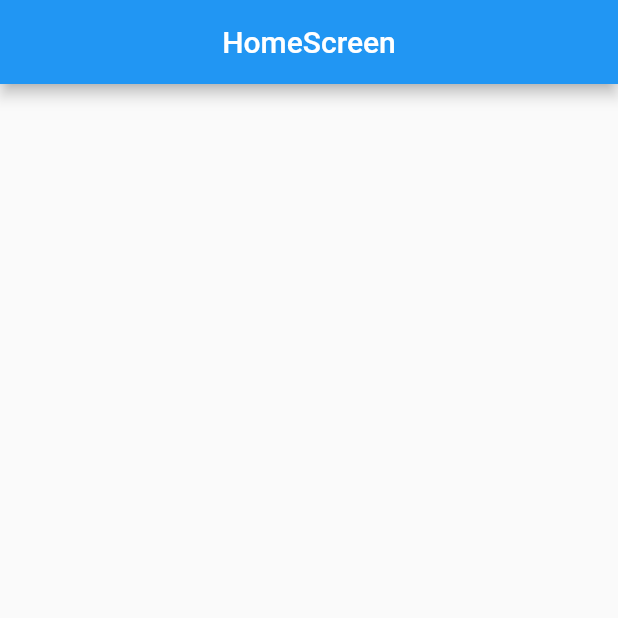
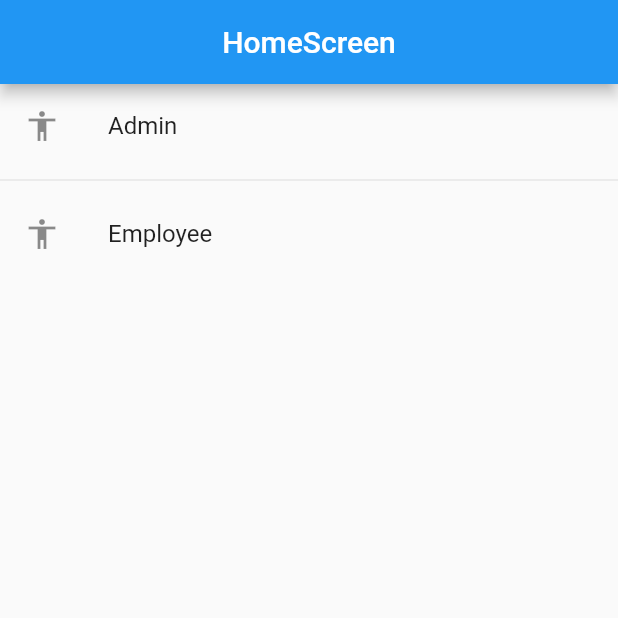
Before and after one commit to dhanshrip-cuelogic/flutter_device_inventory, a Flutter app: the screen it shows after launch, on a phone screen of 412 x 824 dp, the top half of it. Run offline on Flutter 3.47's test engine with Material 2 defaults, Android fonts, the phone set to English and light mode, and no system bars.

```diff
--- a/lib/main.dart
+++ b/lib/main.dart
@@ -1,4 +1,5 @@
 import 'package:flutter/material.dart';
+import 'SignInPage.dart';
 
 void main() {
   runApp(MyApp());
@@ -13,6 +14,9 @@ class MyApp extends StatelessWidget {
         primarySwatch: Colors.blue,
       ),
       home: MyHomePage(),
+      routes: {
+        '/signinPage': (BuildContext context) => SignInPage(),
+      },
     );
   }
 }
@@ -23,6 +27,11 @@ class MyHomePage extends StatefulWidget {
 }
 
 class _MyHomePageState extends State<MyHomePage> {
+  List<String> _users = ['Admin', 'Employee'];
+
+  void _redirectToSigninPage() {
+    Navigator.pushNamed(context, '/signinPage');
+  }
 
   @override
   Widget build(BuildContext context) {
@@ -31,8 +40,21 @@ class _MyHomePageState extends State<MyHomePage> {
         centerTitle: true,
         title: Text('HomeScreen'),
       ),
-      body: Center(),
-      // This trailing comma makes auto-formatting nicer for build methods.
+      body: Center(
+        child: ListView.separated(
+          itemCount: _users.length,
+          itemBuilder: (context, index) {
+            return ListTile(
+              leading: Icon(Icons.accessibility),
+              title: Text(_users[index]),
+              onTap: () {
+                _redirectToSigninPage();
+              },
+            );
+          },
+          separatorBuilder: (context, index) => Divider(),
+        ),
+      ),
     );
   }
 }
```
Also changed, not shown: lib/SignInPage.dart (added, +40 -0 lines).
